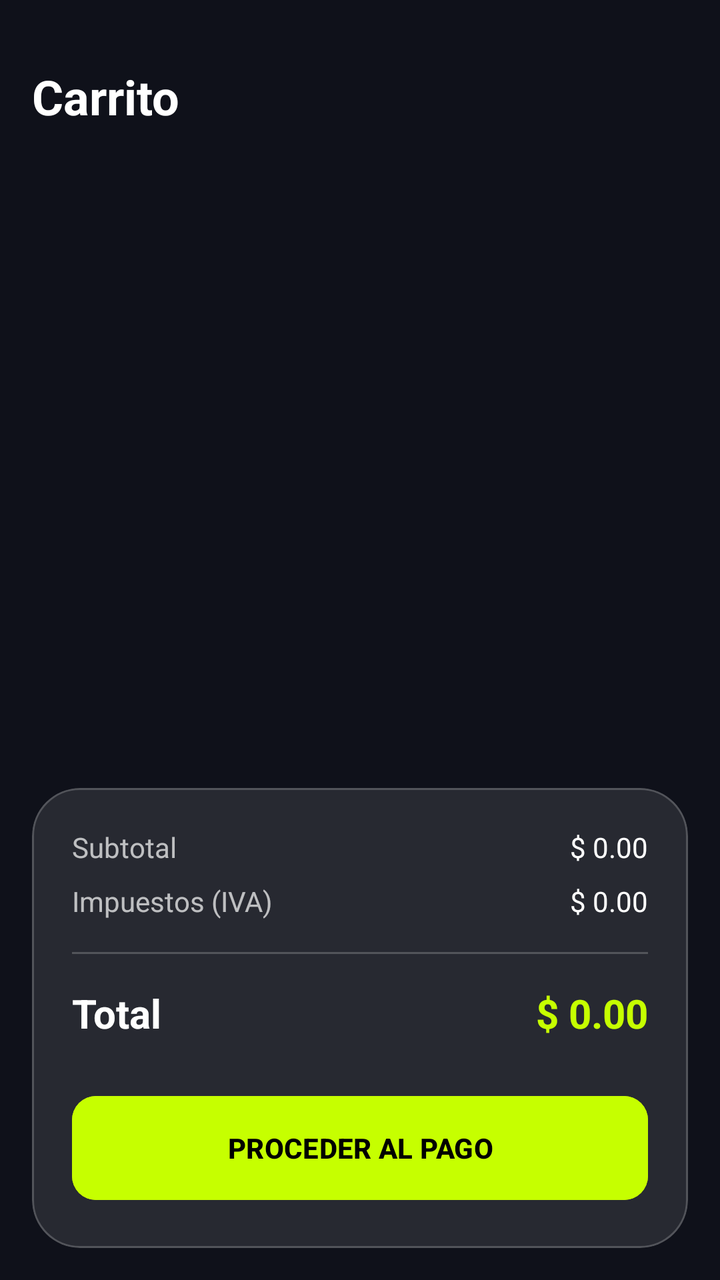
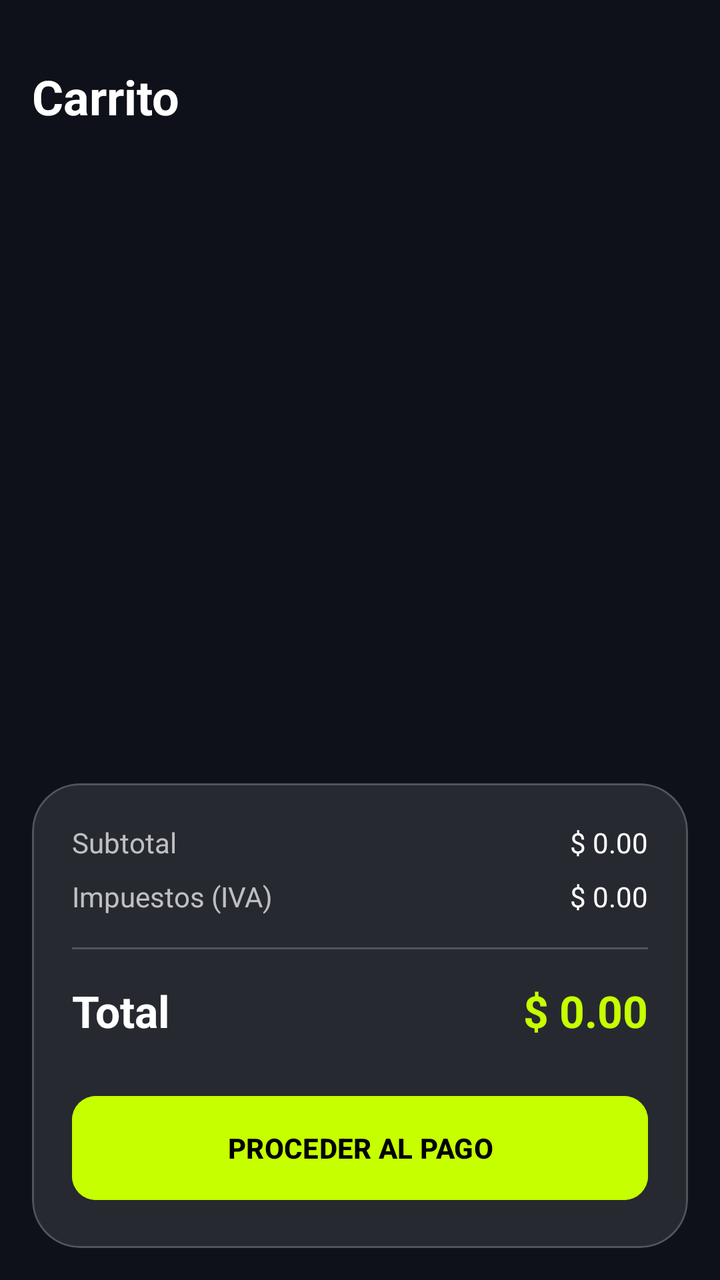

Screens rendered from an Android XML layout before and after an edit, with the pre-edit source and the edit as a unified diff.
<!-- AndroidManifest.xml: application theme Theme.VoltCore -->
<!-- res/layout/fragment_cart.xml -->
<?xml version="1.0" encoding="utf-8"?>
<androidx.constraintlayout.widget.ConstraintLayout xmlns:android="http://schemas.android.com/apk/res/android"
    xmlns:app="http://schemas.android.com/apk/res-auto"
    xmlns:tools="http://schemas.android.com/tools"
    android:layout_width="match_parent"
    android:layout_height="match_parent"
    android:background="@color/volt_background"
    android:paddingTop="16dp">

    <TextView
        android:id="@+id/tvCartTitle"
        android:layout_width="wrap_content"
        android:layout_height="wrap_content"
        android:layout_margin="16dp"
        android:text="@string/cart"
        android:textColor="@color/white"
        android:textSize="24sp"
        android:textStyle="bold"
        app:layout_constraintStart_toStartOf="parent"
        app:layout_constraintTop_toTopOf="parent" />

    <androidx.recyclerview.widget.RecyclerView
        android:id="@+id/rvCartItems"
        android:layout_width="match_parent"
        android:layout_height="0dp"
        android:layout_marginTop="16dp"
        app:layout_constraintBottom_toTopOf="@id/layoutSummary"
        app:layout_constraintTop_toBottomOf="@id/tvCartTitle"
        tools:listitem="@layout/item_cart_product" />

    <com.google.android.material.card.MaterialCardView
        android:id="@+id/layoutSummary"
        android:layout_width="match_parent"
        android:layout_height="wrap_content"
        app:cardBackgroundColor="@color/glass_surface"
        app:cardCornerRadius="24dp"
        app:layout_constraintBottom_toBottomOf="parent"
        android:layout_margin="16dp"
        app:strokeColor="@color/glass_stroke"
        app:strokeWidth="1dp">

        <LinearLayout
            android:layout_width="match_parent"
            android:layout_height="wrap_content"
            android:orientation="vertical"
            android:padding="20dp">

            <LinearLayout
                android:layout_width="match_parent"
                android:layout_height="wrap_content"
                android:orientation="horizontal"
                android:layout_marginBottom="8dp">
                <TextView
                    android:layout_width="0dp"
                    android:layout_height="wrap_content"
                    android:layout_weight="1"
                    android:text="@string/subtotal"
                    android:textColor="@color/white_70" />
                <TextView
                    android:id="@+id/tvSubtotal"
                    android:layout_width="wrap_content"
                    android:layout_height="wrap_content"
                    android:text="@string/price_placeholder"
                    android:textColor="@color/white" />
            </LinearLayout>

            <LinearLayout
                android:layout_width="match_parent"
                android:layout_height="wrap_content"
                android:orientation="horizontal"
                android:layout_marginBottom="16dp">
                <TextView
                    android:layout_width="0dp"
                    android:layout_height="wrap_content"
                    android:layout_weight="1"
                    android:text="@string/taxes_iva"
                    android:textColor="@color/white_70" />
                <TextView
                    android:id="@+id/tvTaxes"
                    android:layout_width="wrap_content"
                    android:layout_height="wrap_content"
                    android:text="@string/price_placeholder"
                    android:textColor="@color/white" />
            </LinearLayout>

            <View
                android:layout_width="match_parent"
                android:layout_height="1dp"
                android:background="@color/glass_stroke"
                android:layout_marginBottom="16dp"/>

            <LinearLayout
                android:layout_width="match_parent"
                android:layout_height="wrap_content"
                android:orientation="horizontal"
                android:layout_marginBottom="24dp">
                <TextView
                    android:layout_width="0dp"
                    android:layout_height="wrap_content"
                    android:layout_weight="1"
                    android:text="@string/total"
                    android:textColor="@color/white"
                    android:textSize="20sp"
                    android:textStyle="bold" />
                <TextView
                    android:id="@+id/tvTotal"
                    android:layout_width="wrap_content"
                    android:layout_height="wrap_content"
                    android:text="@string/price_placeholder"
                    android:textColor="@color/volt_primary"
                    android:textSize="20sp"
                    android:textStyle="bold" />
            </LinearLayout>

            <com.google.android.material.button.MaterialButton
                android:id="@+id/btnGoToCheckout"
                android:layout_width="match_parent"
                android:layout_height="60dp"
                android:text="@string/proceed_to_payment"
                android:backgroundTint="@color/volt_primary"
                android:textColor="@color/black"
                android:textStyle="bold"
                app:cornerRadius="12dp" />

        </LinearLayout>
    </com.google.android.material.card.MaterialCardView>

</androidx.constraintlayout.widget.ConstraintLayout>
<!-- res/layout/item_cart_product.xml (included above) -->
<?xml version="1.0" encoding="utf-8"?>
<com.google.android.material.card.MaterialCardView xmlns:android="http://schemas.android.com/apk/res/android"
    xmlns:app="http://schemas.android.com/apk/res-auto"
    android:layout_width="match_parent"
    android:layout_height="wrap_content"
    android:layout_marginHorizontal="16dp"
    android:layout_marginBottom="12dp"
    app:cardBackgroundColor="@color/glass_surface"
    app:cardCornerRadius="16dp"
    app:strokeColor="@color/glass_stroke"
    app:strokeWidth="1dp">

    <LinearLayout
        android:layout_width="match_parent"
        android:layout_height="wrap_content"
        android:orientation="horizontal"
        android:padding="12dp"
        android:gravity="center_vertical">

        <ImageView
            android:id="@+id/ivCartProduct"
            android:layout_width="60dp"
            android:layout_height="60dp"
            android:background="@color/glass_surface"
            android:src="@drawable/ic_voltcore_logo"
            android:padding="8dp"
            android:contentDescription="@string/product_image_desc"/>

        <LinearLayout
            android:layout_width="0dp"
            android:layout_height="wrap_content"
            android:layout_weight="1"
            android:orientation="vertical"
            android:layout_marginStart="16dp">

            <TextView
                android:id="@+id/tvCartProductName"
                android:layout_width="wrap_content"
                android:layout_height="wrap_content"
                android:text="@string/product_name_placeholder"
                android:textColor="@color/white"
                android:textStyle="bold" />

            <TextView
                android:id="@+id/tvCartProductPrice"
                android:layout_width="wrap_content"
                android:layout_height="wrap_content"
                android:text="@string/price_placeholder"
                android:textColor="@color/volt_primary" />
        </LinearLayout>

        <LinearLayout
            android:layout_width="wrap_content"
            android:layout_height="wrap_content"
            android:orientation="horizontal"
            android:gravity="center_vertical">

            <ImageButton
                android:id="@+id/btnMinus"
                android:layout_width="48dp"
                android:layout_height="48dp"
                android:src="@android:drawable/ic_menu_revert"
                android:background="?attr/selectableItemBackgroundBorderless"
                android:padding="12dp"
                android:scaleType="fitCenter"
                app:tint="@color/white"
                android:contentDescription="@string/delete"/>

            <TextView
                android:id="@+id/tvQuantity"
                android:layout_width="32dp"
                android:layout_height="wrap_content"
                android:text="@string/quantity_placeholder"
                android:gravity="center"
                android:textColor="@color/white"
                android:textStyle="bold" />

            <ImageButton
                android:id="@+id/btnPlus"
                android:layout_width="48dp"
                android:layout_height="48dp"
                android:src="@android:drawable/ic_input_add"
                android:background="?attr/selectableItemBackgroundBorderless"
                android:padding="12dp"
                android:scaleType="fitCenter"
                app:tint="@color/volt_primary"
                android:contentDescription="@string/save"/>
        </LinearLayout>

    </LinearLayout>
</com.google.android.material.card.MaterialCardView>
<!-- resources referenced by this layout -->
<resources>
  <color name="black">#FF000000</color>
  <color name="glass_stroke">#33FFFFFF</color>
  <color name="glass_surface">#1AFFFFFF</color>
  <color name="volt_background">#0F111A</color>
  <color name="volt_primary">#C6FF00</color>
  <color name="white">#FFFFFFFF</color>
  <color name="white_70">#B3FFFFFF</color>
  <!-- drawable ic_voltcore_logo (drawable) -->
  <vector xmlns:android="http://schemas.android.com/apk/res/android"
      android:width="200dp"
      android:height="200dp"
      android:viewportWidth="200"
      android:viewportHeight="200">
      <path
          android:fillColor="#00B4D8"
          android:pathData="M100,20 L160,180 L100,150 L40,180 Z" />
      <path
          android:fillColor="#FFFFFF"
          android:pathData="M100,50 L130,140 L100,125 L70,140 Z" />
  </vector>
  <string name="cart">Carrito</string>
  <string name="delete">Eliminar</string>
  <string name="price_placeholder">$ 0.00</string>
  <string name="proceed_to_payment">PROCEDER AL PAGO</string>
  <string name="product_image_desc">Imagen del producto</string>
  <string name="product_name_placeholder">Nombre del Producto</string>
  <string name="quantity_placeholder">1</string>
  <string name="save">Guardar</string>
  <string name="subtotal">Subtotal</string>
  <string name="taxes_iva">Impuestos (IVA)</string>
  <string name="total">Total</string>
  <style name="Theme.VoltCore" parent="Base.Theme.VoltCore" />
  <style name="Base.Theme.VoltCore" parent="Theme.Material3.DayNight.NoActionBar">
          
          <item name="colorPrimary">@color/volt_primary</item>
          <item name="android:windowBackground">@color/volt_background</item>
          <item name="colorSurface">@color/glass_surface</item>
          <item name="colorOnSurface">@color/white</item>
      </style>
</resources>

<!-- the commit's change to res/layout/fragment_cart.xml (unified diff, before → after) -->
@@ -5,16 +5,16 @@
     android:layout_width="match_parent"
     android:layout_height="match_parent"
     android:background="@color/volt_background"
-    android:paddingTop="16dp">
+    android:paddingTop="@dimen/margin_standard">
 
     <TextView
         android:id="@+id/tvCartTitle"
         android:layout_width="wrap_content"
         android:layout_height="wrap_content"
-        android:layout_margin="16dp"
+        android:layout_margin="@dimen/margin_standard"
         android:text="@string/cart"
-        android:textColor="@color/white"
-        android:textSize="24sp"
+        android:textColor="@color/volt_text_primary"
+        android:textSize="@dimen/text_size_h1"
         android:textStyle="bold"
         app:layout_constraintStart_toStartOf="parent"
         app:layout_constraintTop_toTopOf="parent" />
@@ -23,84 +23,81 @@
         android:id="@+id/rvCartItems"
         android:layout_width="match_parent"
         android:layout_height="0dp"
-        android:layout_marginTop="16dp"
+        android:layout_marginTop="@dimen/margin_standard"
         app:layout_constraintBottom_toTopOf="@id/layoutSummary"
         app:layout_constraintTop_toBottomOf="@id/tvCartTitle"
         tools:listitem="@layout/item_cart_product" />
 
     <com.google.android.material.card.MaterialCardView
         android:id="@+id/layoutSummary"
+        style="@style/Widget.VoltCore.Card"
         android:layout_width="match_parent"
         android:layout_height="wrap_content"
-        app:cardBackgroundColor="@color/glass_surface"
-        app:cardCornerRadius="24dp"
         app:layout_constraintBottom_toBottomOf="parent"
-        android:layout_margin="16dp"
-        app:strokeColor="@color/glass_stroke"
-        app:strokeWidth="1dp">
+        android:layout_margin="@dimen/margin_standard">
 
         <LinearLayout
             android:layout_width="match_parent"
             android:layout_height="wrap_content"
             android:orientation="vertical"
-            android:padding="20dp">
+            android:padding="@dimen/dialog_padding">
 
             <LinearLayout
                 android:layout_width="match_parent"
                 android:layout_height="wrap_content"
                 android:orientation="horizontal"
-                android:layout_marginBottom="8dp">
+                android:layout_marginBottom="@dimen/margin_small">
                 <TextView
                     android:layout_width="0dp"
                     android:layout_height="wrap_content"
                     android:layout_weight="1"
                     android:text="@string/subtotal"
-                    android:textColor="@color/white_70" />
+                    android:textColor="@color/volt_text_secondary" />
                 <TextView
                     android:id="@+id/tvSubtotal"
                     android:layout_width="wrap_content"
                     android:layout_height="wrap_content"
                     android:text="@string/price_placeholder"
-                    android:textColor="@color/white" />
+                    android:textColor="@color/volt_text_primary" />
             </LinearLayout>
 
             <LinearLayout
                 android:layout_width="match_parent"
                 android:layout_height="wrap_content"
                 android:orientation="horizontal"
-                android:layout_marginBottom="16dp">
+                android:layout_marginBottom="@dimen/margin_standard">
                 <TextView
                     android:layout_width="0dp"
                     android:layout_height="wrap_content"
                     android:layout_weight="1"
                     android:text="@string/taxes_iva"
-                    android:textColor="@color/white_70" />
+                    android:textColor="@color/volt_text_secondary" />
                 <TextView
                     android:id="@+id/tvTaxes"
                     android:layout_width="wrap_content"
                     android:layout_height="wrap_content"
                     android:text="@string/price_placeholder"
-                    android:textColor="@color/white" />
+                    android:textColor="@color/volt_text_primary" />
             </LinearLayout>
 
             <View
                 android:layout_width="match_parent"
-                android:layout_height="1dp"
+                android:layout_height="@dimen/stroke_width_standard"
                 android:background="@color/glass_stroke"
-                android:layout_marginBottom="16dp"/>
+                android:layout_marginBottom="@dimen/margin_standard"/>
 
             <LinearLayout
                 android:layout_width="match_parent"
                 android:layout_height="wrap_content"
                 android:orientation="horizontal"
-                android:layout_marginBottom="24dp">
+                android:layout_marginBottom="@dimen/margin_large">
                 <TextView
                     android:layout_width="0dp"
                     android:layout_height="wrap_content"
                     android:layout_weight="1"
                     android:text="@string/total"
-                    android:textColor="@color/white"
-                    android:textSize="20sp"
+                    android:textColor="@color/volt_text_primary"
+                    android:textSize="@dimen/text_size_h3"
                     android:textStyle="bold" />
                 <TextView
                     android:id="@+id/tvTotal"
@@ -108,19 +105,19 @@
                     android:layout_height="wrap_content"
                     android:text="@string/price_placeholder"
                     android:textColor="@color/volt_primary"
-                    android:textSize="20sp"
+                    android:textSize="@dimen/text_size_h3"
                     android:textStyle="bold" />
             </LinearLayout>
 
             <com.google.android.material.button.MaterialButton
                 android:id="@+id/btnGoToCheckout"
                 android:layout_width="match_parent"
-                android:layout_height="60dp"
+                android:layout_height="@dimen/button_height_large"
                 android:text="@string/proceed_to_payment"
                 android:backgroundTint="@color/volt_primary"
                 android:textColor="@color/black"
                 android:textStyle="bold"
-                app:cornerRadius="12dp" />
+                app:cornerRadius="@dimen/card_corner_radius" />
 
         </LinearLayout>
     </com.google.android.material.card.MaterialCardView>
<!-- resource entries referenced after the edit -->
@@ -5,8 +5,21 @@
   <color name="glass_surface">#1AFFFFFF</color>
   <color name="volt_background">#0F111A</color>
   <color name="volt_primary">#C6FF00</color>
+  <color name="volt_text_primary">@color/white</color>
+  <color name="volt_text_secondary">@color/white_70</color>
   <color name="white">#FFFFFFFF</color>
+  <dimen name="button_height_large">60dp</dimen>
+  <dimen name="card_corner_radius">12dp</dimen>
+  <dimen name="dialog_padding">20dp</dimen>
+  <dimen name="margin_large">24dp</dimen>
+  <dimen name="margin_small">8dp</dimen>
+  <dimen name="margin_standard">16dp</dimen>
+  <dimen name="stroke_width_standard">1dp</dimen>
+  <dimen name="text_size_h1">24sp</dimen>
+  <dimen name="text_size_h3">22sp</dimen>
   <color name="white_70">#B3FFFFFF</color>
+  <dimen name="card_corner_radius_xlarge">24dp</dimen>
+  <color name="volt_card_background">#272931</color>
   <!-- drawable ic_voltcore_logo (drawable) -->
   <vector xmlns:android="http://schemas.android.com/apk/res/android"
       android:width="200dp"
@@ -31,6 +44,12 @@
   <string name="subtotal">Subtotal</string>
   <string name="taxes_iva">Impuestos (IVA)</string>
   <string name="total">Total</string>
+  <style name="Widget.VoltCore.Card" parent="Widget.Material3.CardView.Filled">
+          <item name="cardCornerRadius">@dimen/card_corner_radius_xlarge</item>
+          <item name="cardBackgroundColor">@color/volt_card_background</item>
+          <item name="strokeColor">@color/glass_stroke</item>
+          <item name="strokeWidth">@dimen/stroke_width_standard</item>
+      </style>
   <style name="Theme.VoltCore" parent="Base.Theme.VoltCore" />
   <style name="Base.Theme.VoltCore" parent="Theme.Material3.DayNight.NoActionBar">
           
